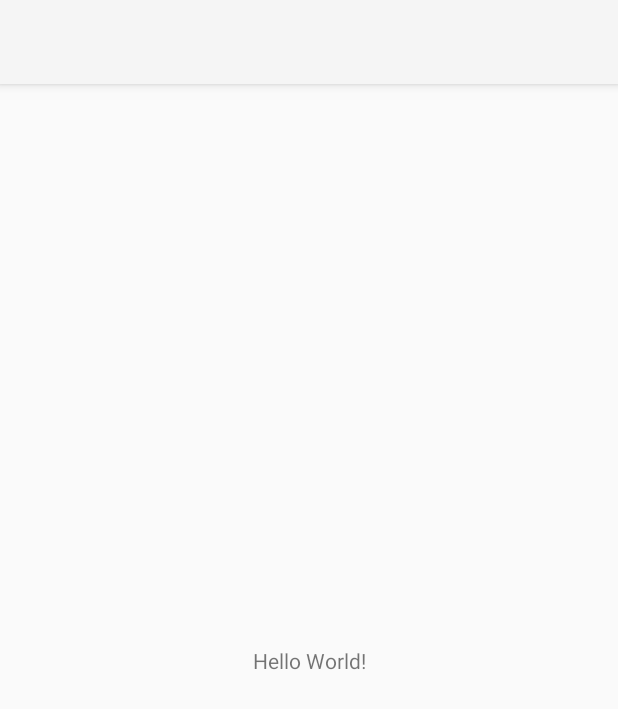
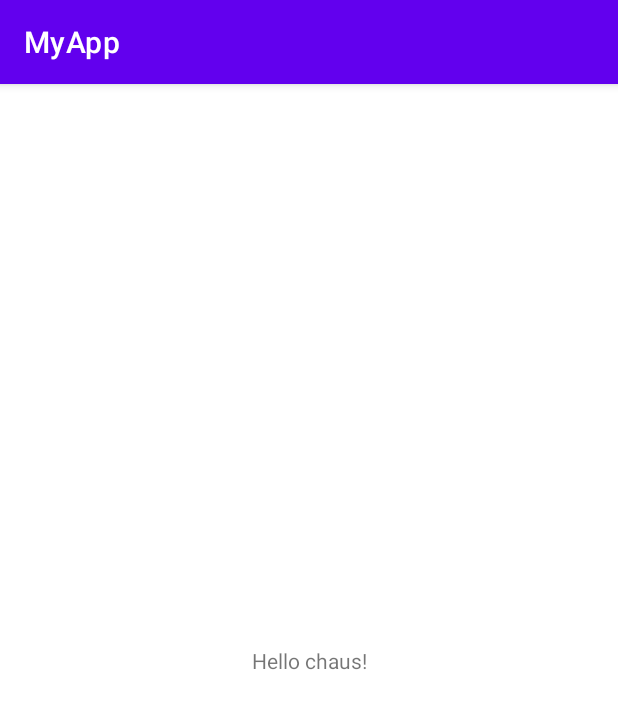
Before and after one commit to sohelchaus/my-app, an Android app: the screen it shows after launch (MainActivity), on a phone screen of 412 x 824 dp. Shown: the top 709 px of the screen. Run offline under Robolectric (Android 15) with nearby library versions, the phone set to English and light mode, and no system bars.

Commit message:
Resouce Folder created

```diff
--- a/app/src/main/java/com/example/myapp/MainActivity.java
+++ b/app/src/main/java/com/chaus/myapp/MainActivity.java
@@ -1,4 +1,4 @@
-package com.example.myapp;
+package com.chaus.myapp;
 
 import androidx.appcompat.app.AppCompatActivity;
 import android.os.Bundle;
--- a/app/src/main/res/layout/activity_main.xml
+++ b/app/src/main/res/layout/activity_main.xml
@@ -9,10 +9,11 @@
     <TextView
         android:layout_width="wrap_content"
         android:layout_height="wrap_content"
-        android:text="Hello World!"
+        android:text="Hello chaus!"
         app:layout_constraintBottom_toBottomOf="parent"
         app:layout_constraintEnd_toEndOf="parent"
         app:layout_constraintStart_toStartOf="parent"
-        app:layout_constraintTop_toTopOf="parent" />
+        app:layout_constraintTop_toTopOf="parent"
+    />
 
 </androidx.constraintlayout.widget.ConstraintLayout>
--- /dev/null
+++ b/app/src/main/res/values/colors.xml
@@ -0,0 +1,5 @@
+<resources>
+    <color name="colorPrimary">#6200EE</color>
+    <color name="colorPrimaryDark">#3700B3</color>
+    <color name="colorAccent">#03DAC6</color>
+</resources>
--- /dev/null
+++ b/app/src/main/res/values/strings.xml
@@ -0,0 +1,3 @@
+<resources>
+    <string name="app_name">MyApp</string>
+</resources>
--- /dev/null
+++ b/app/src/main/res/values/themes.xml
@@ -0,0 +1,16 @@
+<resources xmlns:tools="http://schemas.android.com/tools">
+    <!-- Base application theme. -->
+    <style name="Theme.MyApp" parent="Theme.MaterialComponents.DayNight.DarkActionBar">
+        <!-- Primary brand color. -->
+        <item name="colorPrimary">@color/colorPrimary</item>
+        <item name="colorPrimaryVariant">@color/colorPrimaryDark</item>
+        <item name="colorOnPrimary">@android:color/white</item>
+        <!-- Secondary brand color. -->
+        <item name="colorSecondary">@color/colorAccent</item>
+        <item name="colorSecondaryVariant">@color/colorAccent</item>
+        <item name="colorOnSecondary">@android:color/black</item>
+        <!-- Status bar color. -->
+        <item name="android:statusBarColor" tools:targetApi="l">?attr/colorPrimaryVariant</item>
+        <!-- Customize your theme here. -->
+    </style>
+</resources>
```
